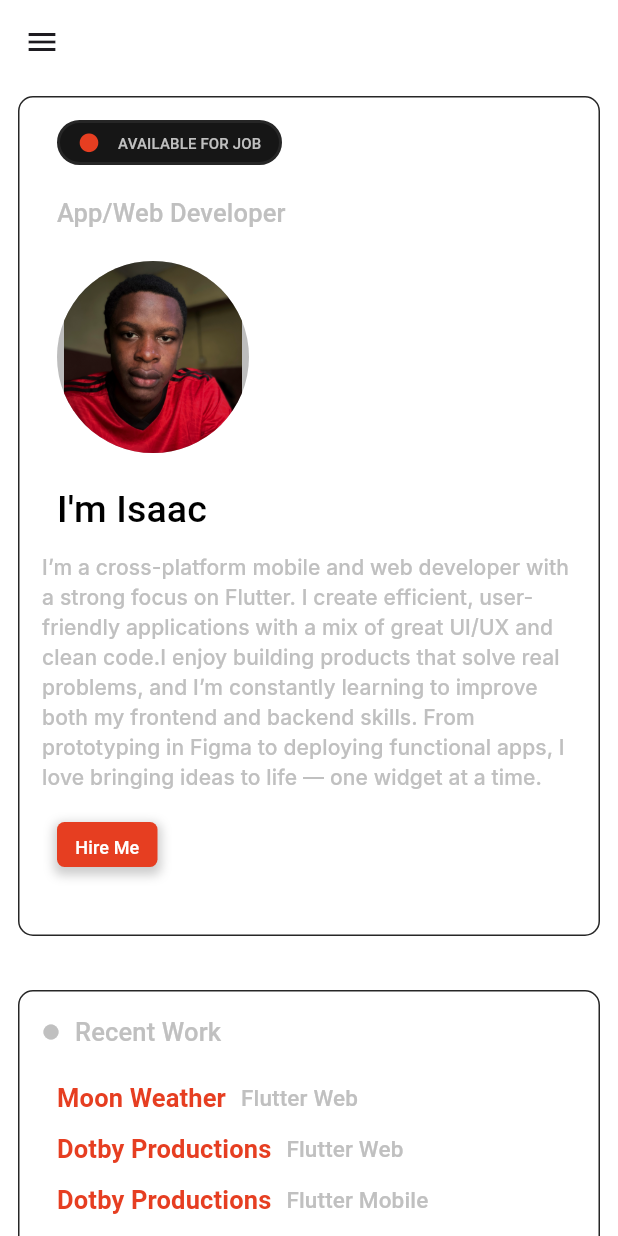
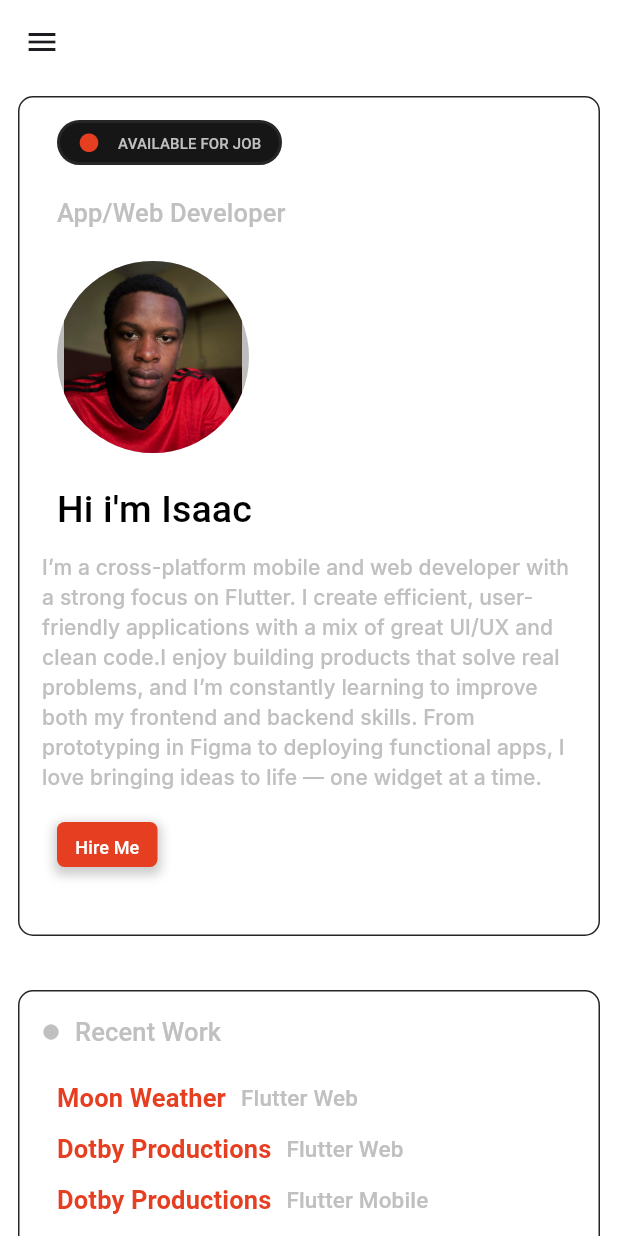
Before and after one commit to dbeum/dartby, a Flutter app: the screen it shows after launch, on a phone screen of 412 x 824 dp. Run offline on Flutter 3.47's test engine with Material 3 defaults, Android fonts, the light colour scheme and no system bars; drawn by our look-alikes of flutter_advanced_drawer; our stand-ins replace carousel_slider, flutter_card_swiper, google_fonts, responsive_builder, shared_preferences, visibility_detector and 1 more; missing offline and left inert: before_after, particles_flutter.

Commit message:
home page text formatting

```diff
--- a/lib/Desktop View/project2.dart
+++ b/lib/Desktop View/project2.dart
@@ -204,7 +204,7 @@ SizedBox(height: 100,),
   children: [
     SizedBox(width: 10,),
 
-       Text('I\'m Isaac',style: TextStyle(fontSize: 40,color: isDarkMode? Colors.white:Colors.black),),
+       Text('Hi i\'m Isaac',style: TextStyle(fontSize: 40,color: isDarkMode? Colors.white:Colors.black),),
 
 
   ],),
--- a/lib/Mobile view/project.dart
+++ b/lib/Mobile view/project.dart
@@ -211,7 +211,7 @@ child: Row(
   children: [
     SizedBox(width: 10,),
 
-       Text('I\'m Isaac',style: TextStyle(fontSize: 25,color:isDarkMode? Colors.white: Colors.black),),
+       Text('Hi i\'m Isaac',style: TextStyle(fontSize: 25,color:isDarkMode? Colors.white: Colors.black),),
 
 
   ],),
```
Also changed, not shown: 1 other file.
